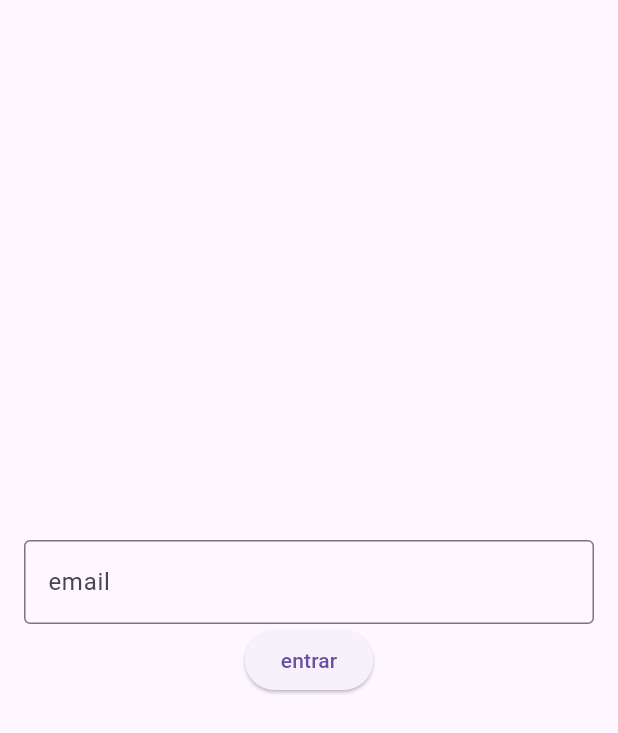
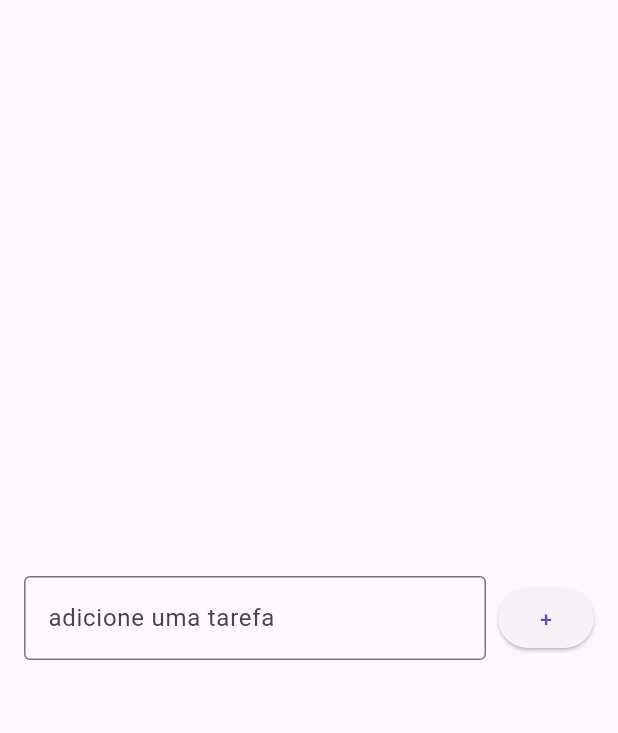
Before and after one commit to DOAgustavo/notesDOA, a Flutter app: the screen it shows after launch, on a phone screen of 412 x 824 dp. Shown: the top 733 px of the screen. Run offline on Flutter 3.47's test engine with Material 3 defaults, Android fonts, the phone set to English and light mode, and no system bars.

Commit message:
adicionando input de texto, e o botão de adicionar o texto

```diff
--- a/lib/screens/todo_list_page.dart
+++ b/lib/screens/todo_list_page.dart
@@ -10,31 +10,29 @@ class TodoListPage extends StatelessWidget {
     return Scaffold(
       body: Center(
         child: Padding(
-          padding: const EdgeInsets.all(16), // Corrigido aqui
-          child: Column(
-            mainAxisSize: MainAxisSize.min,
+          padding: const EdgeInsets.all(16.0),
+          child: Row(
             children: [
-              TextField(
-                 controller: emailController,
-                 decoration: InputDecoration(
-                 labelText: "email",
+              Expanded(
+                child: TextField(
+                  decoration: InputDecoration(
+                    labelText: 'adicione uma tarefa',
+                    hintText: 'Ex.: Comprar leite',
 
-                 border: OutlineInputBorder(),
-
+                    border: OutlineInputBorder(),
+                  ),
                 ),
               ),
-              ElevatedButton(onPressed: login, child: Text("entrar"))
+              SizedBox(width: 8),
+              ElevatedButton(
+                onPressed:() {},
+                child: Text('+'),
+              ),
             ],
           ),
         ),
       ),
     );
   }
-  void login(){
- String text = emailController.text;
- print(text);
- emailController.clear();
-
 
 }
-}
```
